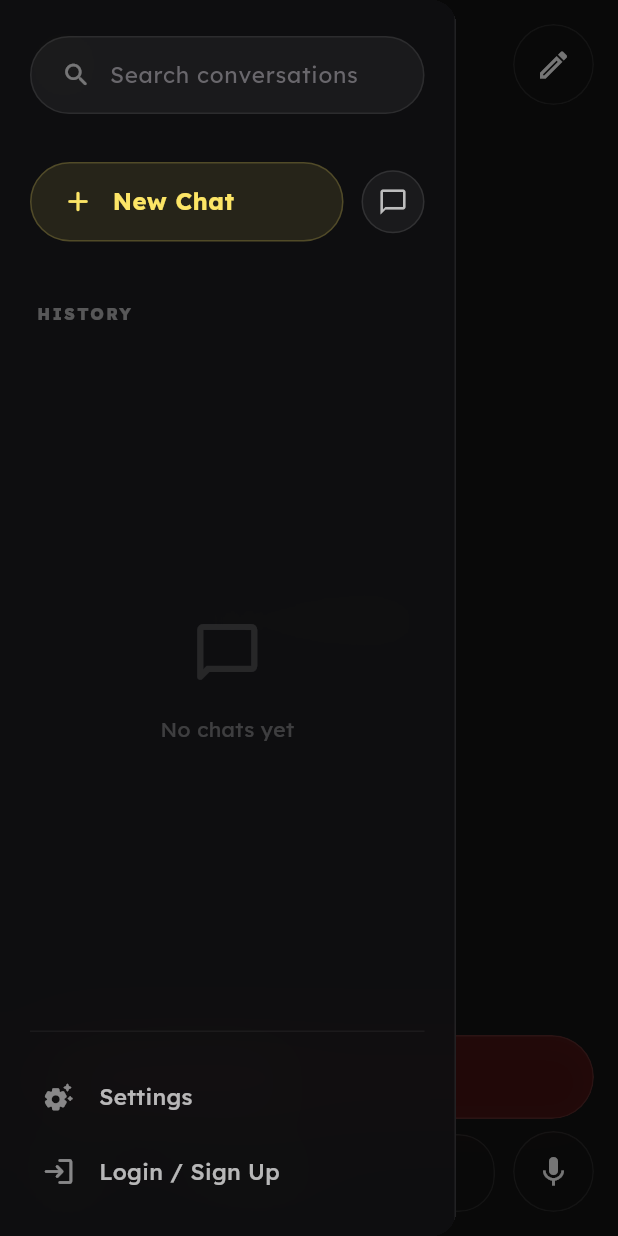
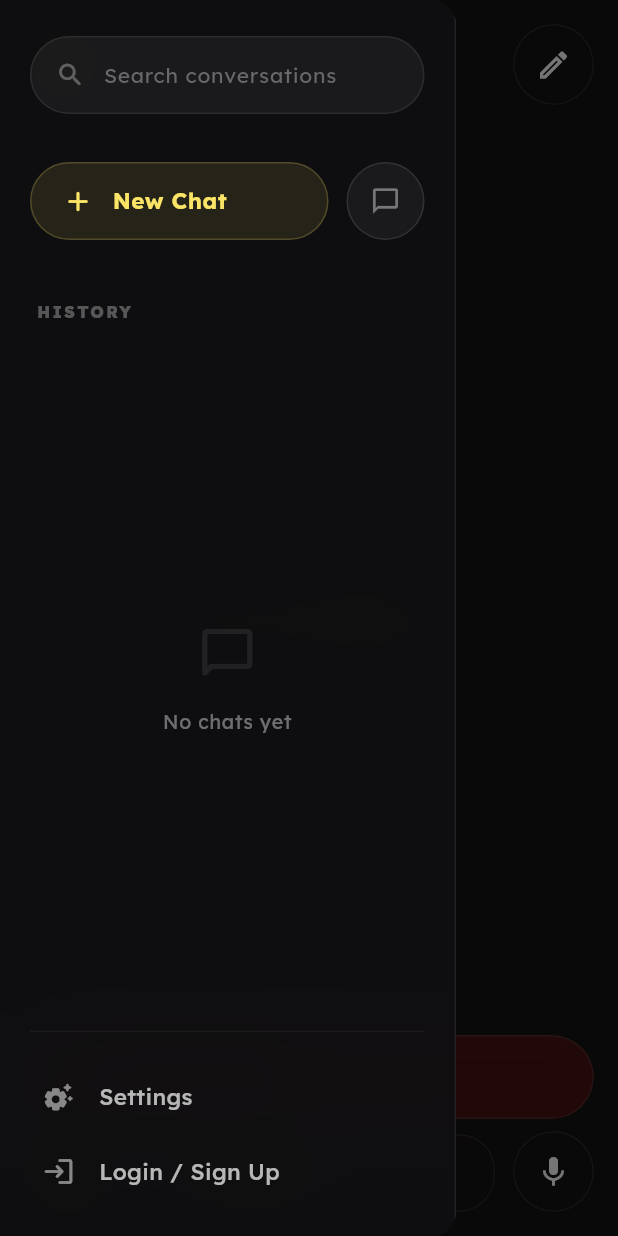
Before and after one commit to musabmushtaq/LegalEase, a Flutter app: the screen it shows after launch, with the side drawer open, on a phone screen of 412 x 824 dp. Run offline on Flutter 3.47's test engine with Material 3 defaults, Android fonts, the phone set to English and light mode, and no system bars; our stand-ins replace audioplayers, connectivity_plus, dotted_border, file_picker, flutter_markdown, google_fonts and 4 more; missing offline and left inert: vad.

Commit message:
UI: Refined drawer symmetry and unified action button scales

```diff
--- a/app/lib/widgets/chat_drawer.dart
+++ b/app/lib/widgets/chat_drawer.dart
@@ -215,24 +215,24 @@ class _ChatDrawerState extends State<ChatDrawer> {
                     height: 52,
                     decoration: BoxDecoration(
                       color: Colors.white.withValues(alpha: 0.05),
-                      borderRadius: BorderRadius.circular(26.0), // Full capsule
+                      borderRadius: BorderRadius.circular(26.0),
                       border: Border.all(
                         color: Colors.white.withValues(alpha: 0.08),
                         width: 1.0,
                       ),
                     ),
-                    padding: const EdgeInsets.symmetric(horizontal: 20.0),
+                    padding: const EdgeInsets.symmetric(horizontal: 16.0),
                     child: Row(
                       children: [
                         Icon(Icons.search_rounded,
-                             color: Colors.white.withValues(alpha: 0.4),
+                             color: Colors.white.withValues(alpha: 0.3),
                              size: 20),
                         const SizedBox(width: 12),
                         const Expanded(
                           child: TextField(
                             style: TextStyle(
                               color: Colors.white,
-                              fontSize: 15,
+                              fontSize: 14,
                             ),
                             decoration: InputDecoration(
                               hintText: "Search conversations",
@@ -242,7 +242,7 @@ class _ChatDrawerState extends State<ChatDrawer> {
                               ),
                               border: InputBorder.none,
                               isDense: true,
-                              contentPadding: EdgeInsets.symmetric(vertical: 12.0),
+                              contentPadding: EdgeInsets.zero,
                             ),
                           ),
                         ),
@@ -255,9 +255,18 @@ class _ChatDrawerState extends State<ChatDrawer> {
                   Row(
                     children: [
                       Expanded(
+                        child: Container(
+                          height: 52,
+                          decoration: BoxDecoration(
+                            color: AppTheme.highlight.withValues(alpha: 0.1),
+                            borderRadius: BorderRadius.circular(26),
+                            border: Border.all(
+                              color: AppTheme.highlight.withValues(alpha: 0.2),
+                              width: 1,
+                            ),
+                          ),
                           child: Material(
-                          color: AppTheme.highlight.withValues(alpha: 0.1),
-                          borderRadius: BorderRadius.circular(30), // Full capsule
+                            color: Colors.transparent,
                             child: InkWell(
                               onTap: () async {
                                 await widget.chatService.createNewChat();
@@ -265,30 +274,20 @@ class _ChatDrawerState extends State<ChatDrawer> {
                                 widget.onChatSelected();
                                 Navigator.pop(context);
                               },
-                            borderRadius: BorderRadius.circular(30),
-                            child: Container(
-                              padding: const EdgeInsets.symmetric(
-                                vertical: 14,
-                                horizontal: 20
-                              ),
-                              decoration: BoxDecoration(
-                                borderRadius: BorderRadius.circular(30),
-                                border: Border.all(
-                                  color: AppTheme.highlight.withValues(alpha: 0.2),
-                                  width: 1,
-                                ),
-                              ),
+                              borderRadius: BorderRadius.circular(26),
+                              child: const Padding(
+                                padding: EdgeInsets.symmetric(horizontal: 20),
                                 child: Row(
                                   children: [
-                                  const Icon(Icons.add_rounded,
+                                    Icon(Icons.add_rounded,
                                          color: AppTheme.highlight,
                                          size: 22),
-                                  const SizedBox(width: 12),
+                                    SizedBox(width: 12),
                                     Text(
                                       "New Chat",
                                       style: TextStyle(
                                         color: AppTheme.highlight,
-                                      fontSize: 16,
+                                        fontSize: 15,
                                         fontWeight: FontWeight.w700,
                                         letterSpacing: 0.3,
                                       ),
@@ -299,9 +298,10 @@ class _ChatDrawerState extends State<ChatDrawer> {
                             ),
                           ),
                         ),
+                      ),
                       const SizedBox(width: 12),
                       _buildGlassActionButton(
-                        icon: Icons.chat_bubble_outline, // Restored icon
+                        icon: Icons.chat_bubble_outline,
                         isActive: widget.chatService.isTemporaryChat,
                         onTap: () {
                           widget.chatService.toggleTemporaryChat();
@@ -349,21 +349,25 @@ class _ChatDrawerState extends State<ChatDrawer> {
 
                         if (chats.isEmpty) {
                           return Center(
+                            child: Opacity(
+                              opacity: 0.4,
                               child: Column(
                                 mainAxisAlignment: MainAxisAlignment.center,
                                 children: [
                                   Icon(Icons.chat_bubble_outline_rounded,
-                                     color: Colors.white.withValues(alpha: 0.1),
-                                     size: 48),
+                                       color: Colors.white.withValues(alpha: 0.2),
+                                       size: 40),
                                   const SizedBox(height: 16),
-                                Text(
+                                  const Text(
                                     "No chats yet",
                                     style: TextStyle(
-                                    color: Colors.white.withValues(alpha: 0.2),
-                                    fontSize: 14,
+                                      color: Colors.white,
+                                      fontSize: 13,
+                                      letterSpacing: 0.5,
                                     ),
                                   ),
                                 ],
+                              ),
                             ),
                           );
                         }
@@ -566,6 +570,8 @@ class _ChatDrawerState extends State<ChatDrawer> {
     required VoidCallback onTap,
   }) {
     final container = Container(
+      width: 52,
+      height: 52,
       decoration: BoxDecoration(
         shape: BoxShape.circle,
         color: Colors.white.withValues(alpha: 0.05),
@@ -581,11 +587,10 @@ class _ChatDrawerState extends State<ChatDrawer> {
         child: InkWell(
           onTap: onTap,
           customBorder: const CircleBorder(),
-          child: Padding(
-            padding: const EdgeInsets.all(10.0),
+          child: Center(
             child: Icon(
               icon,
-              color: isActive ? AppTheme.highlight : Colors.grey[400],
+              color: isActive ? AppTheme.highlight : Colors.white.withValues(alpha: 0.4),
               size: 20,
             ),
           ),
@@ -596,7 +601,7 @@ class _ChatDrawerState extends State<ChatDrawer> {
     if (isActive) {
       return DottedBorder(
         options: const RoundedRectDottedBorderOptions(
-          radius: Radius.circular(30),
+          radius: Radius.circular(26),
           color: AppTheme.highlight,
           dashPattern: [4, 4],
           strokeWidth: 1.5,
```
Lines whose indentation alone changed are shown as unchanged.
